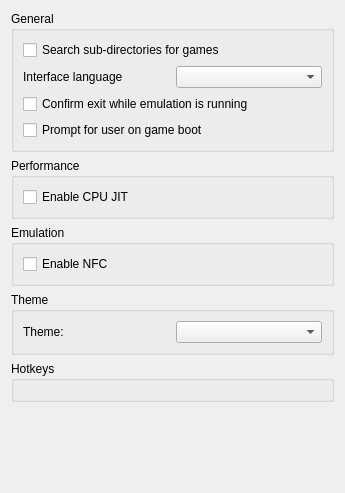
Above: src/yuzu/configuration/configure_general.ui from FearlessTobi/yuzu before the change. Below: the same form after it.
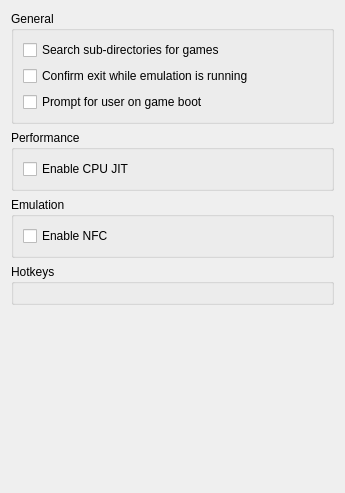
That is the form after the change. Custom widgets are drawn as their Qt base class.

Commit message:
yuzu/configuration: fix language configuration issues and create UI tab
Cleans up the user interface by grouping relevant UI settings together.

Also see https://github.com/citra-emu/citra/pull/4398 for why we needed to fix issues with the translation feature.

```diff
--- a/src/yuzu/configuration/configure_general.ui
+++ b/src/yuzu/configuration/configure_general.ui
@@ -31,20 +31,6 @@
             </property>
            </widget>
           </item>
-          <item>
-           <layout class="QHBoxLayout" name="horizontalLayout_2">
-            <item>
-             <widget class="QLabel" name="language_label">
-              <property name="text">
-               <string>Interface language</string>
-              </property>
-             </widget>
-            </item>
-            <item>
-             <widget class="QComboBox" name="language_combobox"/>
-            </item>
-           </layout>
-          </item>
           <item>
            <widget class="QCheckBox" name="toggle_check_exit">
             <property name="text">
@@ -104,33 +90,6 @@
        </layout>
       </widget>
      </item>
-     <item>
-      <widget class="QGroupBox" name="theme_group_box">
-       <property name="title">
-        <string>Theme</string>
-       </property>
-       <layout class="QHBoxLayout" name="theme_qhbox_layout">
-        <item>
-         <layout class="QVBoxLayout" name="theme_qvbox_layout">
-          <item>
-           <layout class="QHBoxLayout" name="theme_qhbox_layout_2">
-            <item>
-             <widget class="QLabel" name="theme_label">
-              <property name="text">
-               <string>Theme:</string>
-              </property>
-             </widget>
-            </item>
-            <item>
-             <widget class="QComboBox" name="theme_combobox"/>
-            </item>
-           </layout>
-          </item>
-         </layout>
-        </item>
-       </layout>
-      </widget>
-     </item>
      <item>
       <widget class="QGroupBox" name="HotKeysGroupBox">
        <property name="title">
```
The commit also changes 14 other files.
